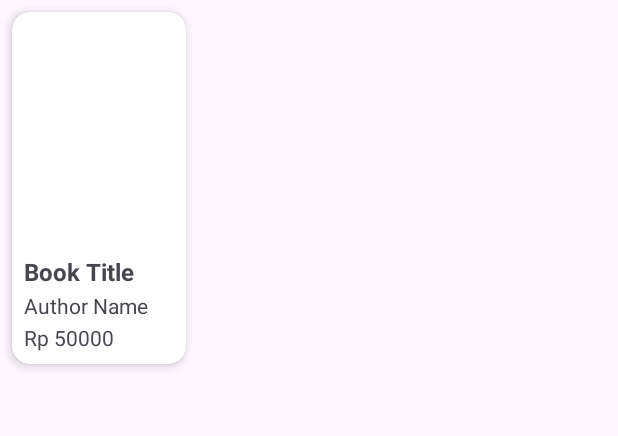
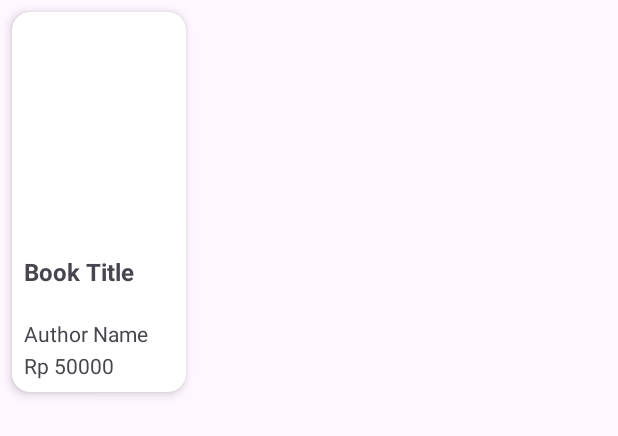
Before and after one commit to Mahesandra23/UTS_LEC_MAP, an Android app: the layout book_item.xml on its own in the app's theme, with its tools: preview values and no code run, on a phone screen of 412 x 824 dp. Shown: the top 436 px of the screen. Run offline under Robolectric (Android 15) with nearby library versions, the light colour scheme and no system bars.

Commit message:
rapihin home

```diff
--- a/app/src/main/java/com/example/uts_lec_map/HomeFragment.kt
+++ b/app/src/main/java/com/example/uts_lec_map/HomeFragment.kt
@@ -107,8 +107,8 @@ class HomeFragment : Fragment() {
                     if (book != null) {
                         trendingBooks.add(book) // Menambahkan semua buku ke trendingBooks
 
-                        // Kriteria untuk preferensi
-                        if (book.harga > 50000) {
+                        // Kriteria untuk preferensi (rentang harga Rp50.000 - Rp150.000)
+                        if (book.harga in 50000..150000) {
                             preferenceBooks.add(book)
                         }
                     }
@@ -124,7 +124,6 @@ class HomeFragment : Fragment() {
         })
     }
 
-
     override fun onDestroyView() {
         super.onDestroyView()
         _binding = null
--- a/app/src/main/res/layout/book_item.xml
+++ b/app/src/main/res/layout/book_item.xml
@@ -23,16 +23,20 @@
 
         <TextView
             android:id="@+id/book_title"
-        android:layout_width="wrap_content"
+            android:layout_width="match_parent"
             android:layout_height="wrap_content"
             android:text="Book Title"
             android:textSize="16sp"
             android:textStyle="bold"
-        android:paddingTop="4dp" />
+            android:paddingTop="4dp"
+            android:maxLines="2"
+            android:ellipsize="end"
+            android:lines="2"
+            android:layout_gravity="start" />
 
         <TextView
             android:id="@+id/book_author"
-        android:layout_width="wrap_content"
+            android:layout_width="match_parent"
             android:layout_height="wrap_content"
             android:text="Author Name"
             android:textSize="14sp"
@@ -40,7 +44,7 @@
 
         <TextView
             android:id="@+id/book_price"
-        android:layout_width="wrap_content"
+            android:layout_width="match_parent"
             android:layout_height="wrap_content"
             android:text="Rp 50000"
             android:textSize="14sp"
```
Lines whose indentation alone changed are shown as unchanged.
